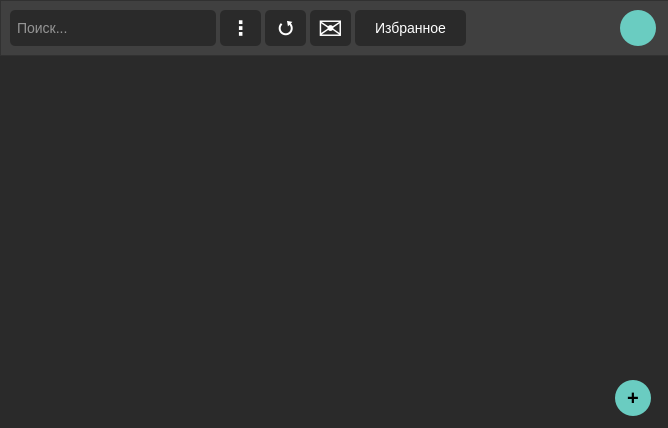
The window that autorization_mainwindow/autorization_mainwindow.ui (b0shka/selling_apps) describes before a commit, drawn with Qt 5.
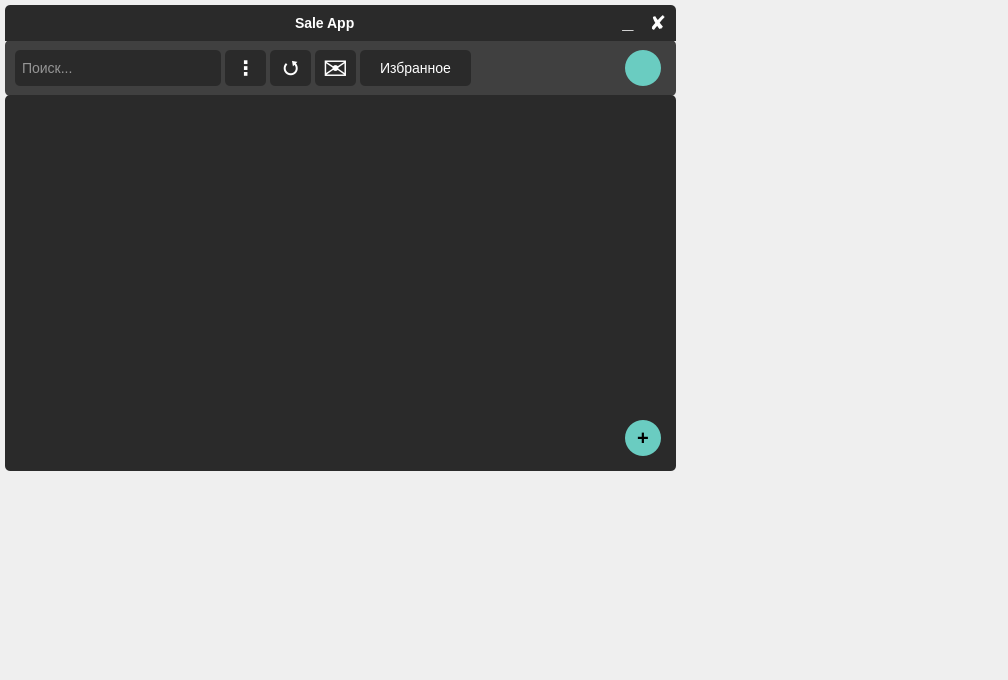
The same window after the commit.

What changed in the file:
```diff
--- a/autorization_mainwindow/autorization_mainwindow.ui
+++ b/autorization_mainwindow/autorization_mainwindow.ui
@@ -6,8 +6,8 @@
    <rect>
     <x>0</x>
     <y>0</y>
-    <width>668</width>
-    <height>428</height>
+    <width>1008</width>
+    <height>680</height>
    </rect>
   </property>
   <property name="minimumSize">
@@ -18,53 +18,51 @@
   </property>
   <property name="maximumSize">
    <size>
-    <width>668</width>
-    <height>428</height>
+    <width>5435235</width>
+    <height>16777215</height>
    </size>
   </property>
   <property name="windowTitle">
    <string>App sale</string>
   </property>
-  <widget class="QListWidget" name="listWidget">
-   <property name="geometry">
-    <rect>
-     <x>0</x>
-     <y>55</y>
-     <width>671</width>
-     <height>376</height>
-    </rect>
-   </property>
-   <property name="font">
-    <font>
-     <pointsize>-1</pointsize>
-     <weight>50</weight>
-     <bold>false</bold>
-    </font>
-   </property>
-   <property name="styleSheet">
-    <string notr="true">QListWidget {
-	border: none;
-	font-size:15px;
-	background-color: #2a2a2a;
-	color: white;
-	padding: 0px 2px;;
-}
-
-QListWidget::item {
-	margin-top: 4px;
-	padding-left: 5px;
-	background-color: #424242;
-	height: 35px;
-	border: none;
-	border-radius: 5px;
-}</string>
-   </property>
-  </widget>
-  <widget class="QFrame" name="frame">
+  <widget class="QFrame" name="frame_2">
    <property name="geometry">
     <rect>
      <x>0</x>
      <y>0</y>
+     <width>681</width>
+     <height>471</height>
+    </rect>
+   </property>
+   <property name="minimumSize">
+    <size>
+     <width>681</width>
+     <height>471</height>
+    </size>
+   </property>
+   <property name="maximumSize">
+    <size>
+     <width>681</width>
+     <height>471</height>
+    </size>
+   </property>
+   <property name="styleSheet">
+    <string notr="true">QFrame{
+	border: none;
+	border-radius: 5px;
+}</string>
+   </property>
+   <property name="frameShape">
+    <enum>QFrame::StyledPanel</enum>
+   </property>
+   <property name="frameShadow">
+    <enum>QFrame::Raised</enum>
+   </property>
+   <widget class="QFrame" name="frame">
+    <property name="geometry">
+     <rect>
+      <x>5</x>
+      <y>40</y>
      <width>671</width>
      <height>56</height>
     </rect>
@@ -296,11 +294,158 @@
     </property>
    </widget>
   </widget>
+   <widget class="QListWidget" name="listWidget">
+    <property name="geometry">
+     <rect>
+      <x>5</x>
+      <y>95</y>
+      <width>671</width>
+      <height>376</height>
+     </rect>
+    </property>
+    <property name="font">
+     <font>
+      <pointsize>-1</pointsize>
+      <weight>50</weight>
+      <bold>false</bold>
+     </font>
+    </property>
+    <property name="styleSheet">
+     <string notr="true">QListWidget {
+	border: none;
+	font-size:15px;
+	background-color: #2a2a2a;
+	color: white;
+	padding: 0px 2px;;
+}
+
+QListWidget::item {
+	margin-top: 4px;
+	padding-left: 5px;
+	background-color: #424242;
+	height: 35px;
+	border: none;
+	border-radius: 5px;
+}</string>
+    </property>
+   </widget>
+   <widget class="QFrame" name="frame_3">
+    <property name="geometry">
+     <rect>
+      <x>5</x>
+      <y>5</y>
+      <width>671</width>
+      <height>36</height>
+     </rect>
+    </property>
+    <property name="styleSheet">
+     <string notr="true">QFrame{
+	border-bottom-left-radius: 0px;
+	border-bottom-right-radius: 0px;
+	background-color: #2a2a2a;
+}</string>
+    </property>
+    <property name="frameShape">
+     <enum>QFrame::StyledPanel</enum>
+    </property>
+    <property name="frameShadow">
+     <enum>QFrame::Raised</enum>
+    </property>
+    <widget class="QPushButton" name="pushButton_8">
+     <property name="geometry">
+      <rect>
+       <x>640</x>
+       <y>5</y>
+       <width>26</width>
+       <height>26</height>
+      </rect>
+     </property>
+     <property name="font">
+      <font>
+       <pointsize>-1</pointsize>
+       <weight>75</weight>
+       <bold>true</bold>
+      </font>
+     </property>
+     <property name="styleSheet">
+      <string notr="true">QPushButton {
+	font-size: 20px;
+	height: 28px;
+	color: white;
+	background-color: #2a2a2a;
+	border-radius: 5px;
+}
+QPushButton::hover {
+	background-color: #ffb0be;
+	color: black;
+}</string>
+     </property>
+     <property name="text">
+      <string>✘</string>
+     </property>
+    </widget>
+    <widget class="QPushButton" name="pushButton_9">
+     <property name="geometry">
+      <rect>
+       <x>610</x>
+       <y>5</y>
+       <width>26</width>
+       <height>26</height>
+      </rect>
+     </property>
+     <property name="font">
+      <font>
+       <pointsize>-1</pointsize>
+       <weight>75</weight>
+       <bold>true</bold>
+      </font>
+     </property>
+     <property name="styleSheet">
+      <string notr="true">QPushButton {
+	padding-bottom: 4px;
+	font-size: 20px;
+	color: white;
+	background-color: #2a2a2a;
+	border-radius: 5px;
+}
+QPushButton::hover {
+	background-color: #949494;
+}</string>
+     </property>
+     <property name="text">
+      <string>_</string>
+     </property>
+    </widget>
+    <widget class="QLabel" name="label_2">
+     <property name="geometry">
+      <rect>
+       <x>290</x>
+       <y>10</y>
+       <width>71</width>
+       <height>16</height>
+      </rect>
+     </property>
+     <property name="font">
+      <font>
+       <pointsize>-1</pointsize>
+       <weight>75</weight>
+       <bold>true</bold>
+      </font>
+     </property>
+     <property name="styleSheet">
+      <string notr="true">font-size: 14px;
+color: white;</string>
+     </property>
+     <property name="text">
+      <string>Sale App</string>
+     </property>
+    </widget>
+   </widget>
   <widget class="QPushButton" name="pushButton_4">
    <property name="geometry">
     <rect>
-     <x>615</x>
-     <y>380</y>
+      <x>625</x>
+      <y>420</y>
      <width>36</width>
      <height>36</height>
     </rect>
@@ -329,6 +474,7 @@
    <property name="text">
     <string>+</string>
    </property>
+   </widget>
   </widget>
  </widget>
  <resources/>
```
Lines whose indentation alone changed are shown as unchanged.
